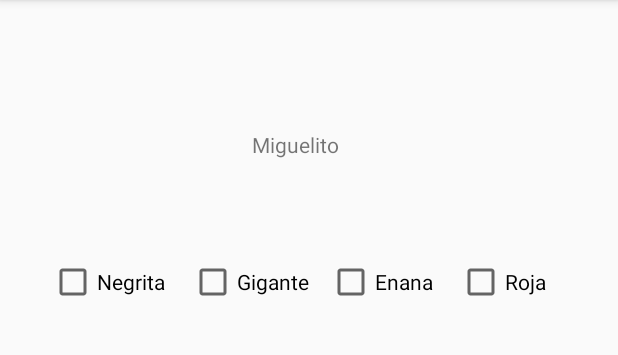
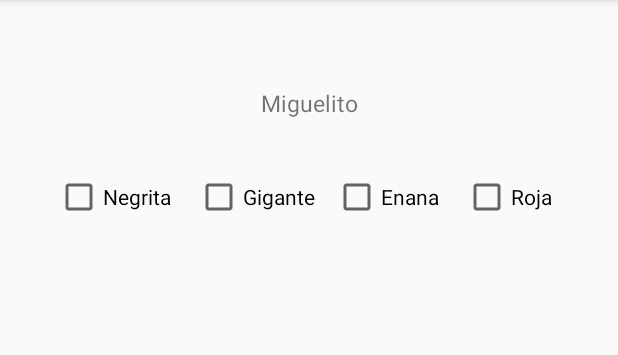
Before and after one commit to fgiron1/2-DAM, an Android app: the screen it shows after launch (MainActivity), on a phone screen of 412 x 824 dp, the part 84-439 px from its top. Run offline under Robolectric (Android 15) with nearby library versions, the light colour scheme and no system bars.

Commit message:
Ejercicio checkboxes acabado

```diff
--- a/ProgramacionMovil/Ejercicio_checkboxes/app/build.gradle
+++ b/ProgramacionMovil/Ejercicio_checkboxes/app/build.gradle
@@ -6,7 +6,7 @@ android {
 
     defaultConfig {
         applicationId "com.example.ejercicio_checkboxes"
-        minSdkVersion 24
+        minSdkVersion 18
         targetSdkVersion 30
         versionCode 1
         versionName "1.0"
--- a/ProgramacionMovil/Ejercicio_checkboxes/app/src/main/res/layout/activity_main.xml
+++ b/ProgramacionMovil/Ejercicio_checkboxes/app/src/main/res/layout/activity_main.xml
@@ -43,21 +43,22 @@
         android:layout_width="wrap_content"
         android:layout_height="wrap_content"
         android:layout_marginTop="36dp"
-        android:layout_marginEnd="48dp"
+        android:layout_marginEnd="44dp"
         android:text="@string/checkbox4"
         app:layout_constraintEnd_toEndOf="parent"
         app:layout_constraintTop_toBottomOf="@+id/texto" />
 
     <TextView
         android:id="@+id/texto"
-        android:layout_width="291dp"
-        android:layout_height="79dp"
+        android:layout_width="wrap_content"
+        android:layout_height="wrap_content"
+        android:gravity="center"
         android:text="@string/texto"
-        android:gravity="center"
+        android:textSize="15sp"
         app:layout_constraintBottom_toBottomOf="parent"
         app:layout_constraintEnd_toEndOf="parent"
-        app:layout_constraintHorizontal_bias="0.425"
         app:layout_constraintStart_toStartOf="parent"
         app:layout_constraintTop_toTopOf="parent"
-        app:layout_constraintVertical_bias="0.082" />
+        app:layout_constraintVertical_bias="0.078" />
+
 </androidx.constraintlayout.widget.ConstraintLayout>
--- a/ProgramacionMovil/Ejercicio_checkboxes/app/src/main/res/values/colors.xml
+++ b/ProgramacionMovil/Ejercicio_checkboxes/app/src/main/res/values/colors.xml
@@ -3,4 +3,5 @@
     <color name="colorPrimary">#6200EE</color>
     <color name="colorPrimaryDark">#3700B3</color>
     <color name="colorAccent">#03DAC5</color>
+    <color name="rojo">	#8B0000</color>
 </resources>
```
Also changed, not shown: ProgramacionMovil/Ejercicio_checkboxes/app/src/main/java/com/example/ejercicio_checkboxes/MainActivity.java (+52 -0 lines).
